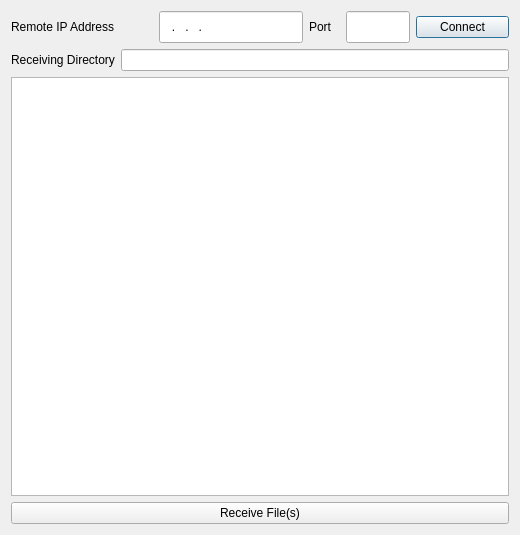
kokay/FileTransferDeskTop, file dialog.ui: the form before one commit.
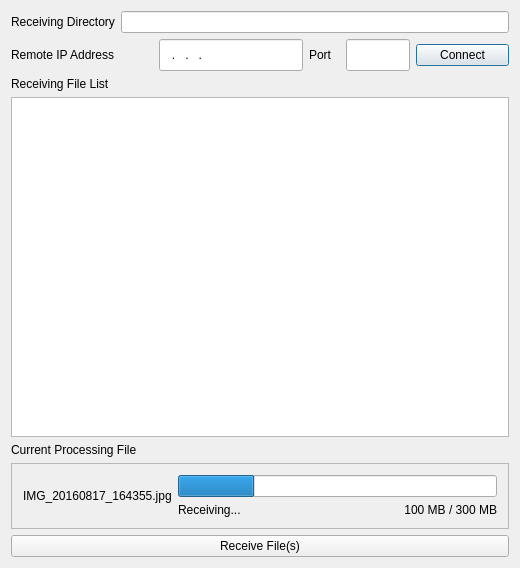
The form after the commit.

Commit message: Make the UI better

```diff
--- a/dialog.ui
+++ b/dialog.ui
@@ -7,7 +7,7 @@
     <x>0</x>
     <y>0</y>
     <width>520</width>
-    <height>535</height>
+    <height>568</height>
    </rect>
   </property>
   <property name="sizePolicy">
@@ -31,10 +31,31 @@
   <property name="windowTitle">
    <string>File Transfer (With Android)</string>
   </property>
-  <layout class="QVBoxLayout" name="verticalLayout_2">
-   <item>
-    <layout class="QVBoxLayout" name="verticalLayout">
-     <item>
+  <layout class="QGridLayout" name="gridLayout_2">
+   <item row="0" column="0">
+    <layout class="QGridLayout" name="gridLayout">
+     <item row="0" column="0">
+      <layout class="QHBoxLayout" name="horizontalLayout_7">
+       <item>
+        <widget class="QLabel" name="label_3">
+         <property name="text">
+          <string>Receiving Directory</string>
+         </property>
+        </widget>
+       </item>
+       <item>
+        <widget class="QLineEdit" name="receivingDirLineEdit">
+         <property name="text">
+          <string/>
+         </property>
+        </widget>
+       </item>
+      </layout>
+     </item>
+     <item row="3" column="0">
+      <widget class="QListView" name="listView"/>
+     </item>
+     <item row="1" column="0">
       <layout class="QHBoxLayout" name="horizontalLayout_3">
        <item>
         <layout class="QHBoxLayout" name="horizontalLayout_2">
@@ -140,36 +161,113 @@
          <property name="text">
           <string>Connect</string>
          </property>
+         <property name="checkable">
+          <bool>true</bool>
+         </property>
+         <property name="checked">
+          <bool>false</bool>
+         </property>
         </widget>
        </item>
       </layout>
      </item>
-     <item>
-      <layout class="QHBoxLayout" name="horizontalLayout_4">
+     <item row="4" column="0">
+      <layout class="QVBoxLayout" name="verticalLayout_3">
        <item>
-        <widget class="QLabel" name="label_3">
+        <widget class="QLabel" name="label_6">
          <property name="text">
-          <string>Receiving Directory</string>
+          <string>Current Processing File</string>
          </property>
         </widget>
        </item>
        <item>
-        <widget class="QLineEdit" name="receivingDirLineEdit">
-         <property name="text">
-          <string/>
+        <widget class="QFrame" name="frame">
+         <property name="frameShape">
+          <enum>QFrame::StyledPanel</enum>
          </property>
+         <property name="frameShadow">
+          <enum>QFrame::Raised</enum>
+         </property>
+         <layout class="QHBoxLayout" name="horizontalLayout_4">
+          <item>
+           <layout class="QVBoxLayout" name="verticalLayout_2">
+            <item>
+             <layout class="QHBoxLayout" name="horizontalLayout_6">
+              <item>
+               <widget class="QLabel" name="label_5">
+                <property name="text">
+                 <string>IMG_20160817_164355.jpg</string>
+                </property>
+               </widget>
+              </item>
+              <item>
+               <layout class="QVBoxLayout" name="verticalLayout">
+                <item>
+                 <widget class="QProgressBar" name="progressBar">
+                  <property name="layoutDirection">
+                   <enum>Qt::LeftToRight</enum>
+                  </property>
+                  <property name="value">
+                   <number>24</number>
+                  </property>
+                  <property name="textVisible">
+                   <bool>false</bool>
+                  </property>
+                  <property name="orientation">
+                   <enum>Qt::Horizontal</enum>
+                  </property>
+                  <property name="format">
+                   <string>%p%</string>
+                  </property>
+                 </widget>
+                </item>
+                <item>
+                 <layout class="QHBoxLayout" name="horizontalLayout_5">
+                  <item>
+                   <widget class="QLabel" name="label_7">
+                    <property name="text">
+                     <string>Receiving...</string>
+                    </property>
+                   </widget>
+                  </item>
+                  <item>
+                   <widget class="QLabel" name="label_8">
+                    <property name="text">
+                     <string>100 MB / 300 MB</string>
+                    </property>
+                    <property name="alignment">
+                     <set>Qt::AlignRight|Qt::AlignTrailing|Qt::AlignVCenter</set>
+                    </property>
+                   </widget>
+                  </item>
+                 </layout>
+                </item>
+               </layout>
+              </item>
+             </layout>
+            </item>
+           </layout>
+          </item>
+         </layout>
         </widget>
        </item>
       </layout>
      </item>
-     <item>
-      <widget class="QListView" name="listView"/>
-     </item>
-     <item>
+     <item row="5" column="0">
       <widget class="QPushButton" name="receiveButton">
        <property name="text">
         <string>Receive File(s)</string>
        </property>
+       <property name="flat">
+        <bool>false</bool>
+       </property>
+      </widget>
+     </item>
+     <item row="2" column="0">
+      <widget class="QLabel" name="label_4">
+       <property name="text">
+        <string>Receiving File List</string>
+       </property>
       </widget>
      </item>
     </layout>
```
Left out of the diff: 20 changed lines with no effect on the pictures. The commit also changes 3 other files.
